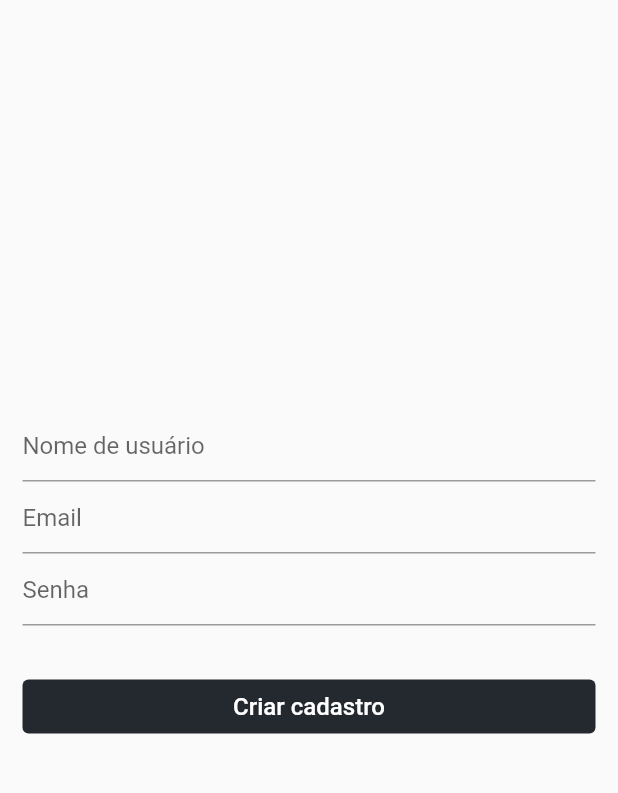
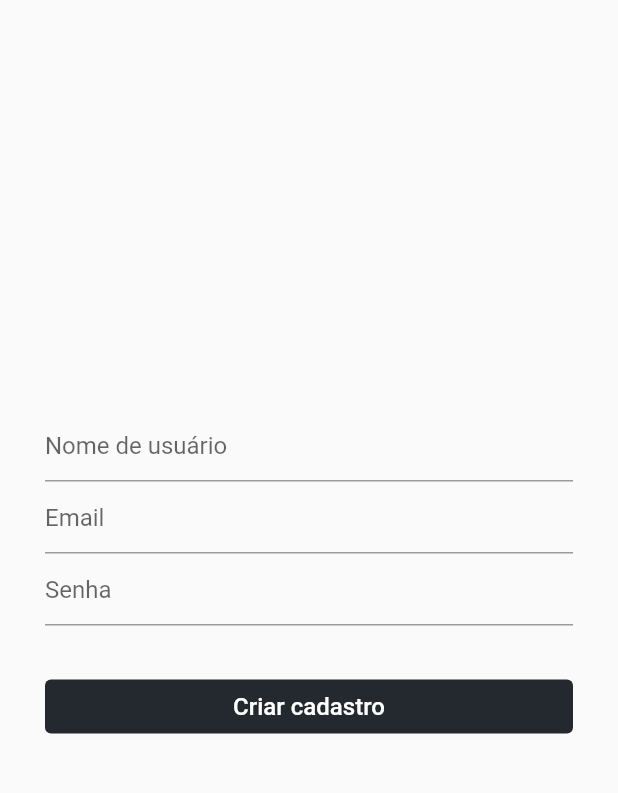
Before and after one commit to avuenja/tabnews-app, a Flutter app: the screen it shows after launch, item 4 of the bottom bar chosen, after a tap on "Criar cadastro", on a phone screen of 412 x 824 dp, the part 84-877 px from its top. Run offline on Flutter 3.47's test engine with Material 2 defaults, Android fonts, the phone set to English and light mode, and no system bars; our stand-ins replace flutter_markdown, flutter_svg, infinite_scroll_pagination, shared_preferences, timeago; missing offline and left inert: markdown, markdown_editable_textinput; accounts and stored records are empty; network calls fail.

Commit message:
style(login): Refinamento na pagina de login Dark Mode

```diff
--- a/lib/src/ui/pages/login.dart
+++ b/lib/src/ui/pages/login.dart
@@ -25,7 +25,7 @@ class _LoginPageState extends State<LoginPage> {
       child: Form(
         key: _formKey,
         child: Padding(
-          padding: const EdgeInsets.all(15.0),
+          padding: const EdgeInsets.all(30.0),
           child: Column(
             mainAxisAlignment: MainAxisAlignment.center,
             crossAxisAlignment: CrossAxisAlignment.stretch,
--- a/lib/src/ui/pages/register.dart
+++ b/lib/src/ui/pages/register.dart
@@ -2,6 +2,7 @@ import 'package:flutter/material.dart';
 import 'package:provider/provider.dart';
 
 import 'package:tabnews/src/constants.dart';
+import 'package:tabnews/src/extensions/dark_mode.dart';
 import 'package:tabnews/src/providers/user.dart';
 import 'package:tabnews/src/ui/widgets/top_bar.dart';
 
@@ -21,7 +22,7 @@ class RegisterPage extends StatelessWidget {
         child: Form(
           key: _formKey,
           child: Padding(
-            padding: const EdgeInsets.all(15.0),
+            padding: const EdgeInsets.all(30.0),
             child: Consumer<UserProvider>(
               builder: (context, provider, _) => Column(
                 mainAxisAlignment: MainAxisAlignment.center,
@@ -46,11 +47,15 @@ class RegisterPage extends StatelessWidget {
                               child: TextFormField(
                                 enableSuggestions: false,
                                 autocorrect: false,
-                                cursorColor: AppColors.primaryColor,
-                                decoration: const InputDecoration(
+                                cursorColor: context.isDarkMode
+                                    ? Colors.white
+                                    : AppColors.primaryColor,
+                                decoration: InputDecoration(
                                   focusedBorder: UnderlineInputBorder(
                                     borderSide: BorderSide(
-                                      color: AppColors.primaryColor,
+                                      color: context.isDarkMode
+                                          ? Colors.white
+                                          : AppColors.primaryColor,
                                       width: 2.0,
                                     ),
                                   ),
@@ -66,11 +71,15 @@ class RegisterPage extends StatelessWidget {
                             Expanded(
                               child: TextFormField(
                                 keyboardType: TextInputType.emailAddress,
-                                cursorColor: AppColors.primaryColor,
-                                decoration: const InputDecoration(
+                                cursorColor: context.isDarkMode
+                                    ? Colors.white
+                                    : AppColors.primaryColor,
+                                decoration: InputDecoration(
                                   focusedBorder: UnderlineInputBorder(
                                     borderSide: BorderSide(
-                                      color: AppColors.primaryColor,
+                                      color: context.isDarkMode
+                                          ? Colors.white
+                                          : AppColors.primaryColor,
                                       width: 2.0,
                                     ),
                                   ),
@@ -88,11 +97,15 @@ class RegisterPage extends StatelessWidget {
                                 enableSuggestions: false,
                                 autocorrect: false,
                                 obscureText: true,
-                                cursorColor: AppColors.primaryColor,
-                                decoration: const InputDecoration(
+                                cursorColor: context.isDarkMode
+                                    ? Colors.white
+                                    : AppColors.primaryColor,
+                                decoration: InputDecoration(
                                   focusedBorder: UnderlineInputBorder(
                                     borderSide: BorderSide(
-                                      color: AppColors.primaryColor,
+                                      color: context.isDarkMode
+                                          ? Colors.white
+                                          : AppColors.primaryColor,
                                       width: 2.0,
                                     ),
                                   ),
```
Also changed, not shown: 2 other files.
